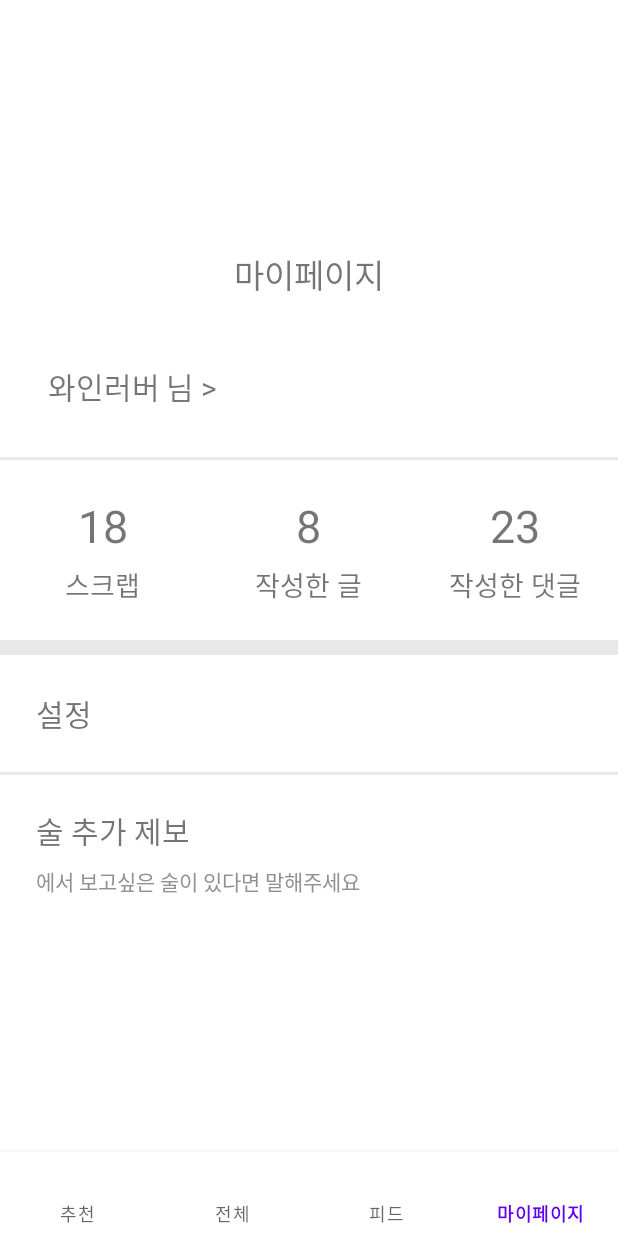
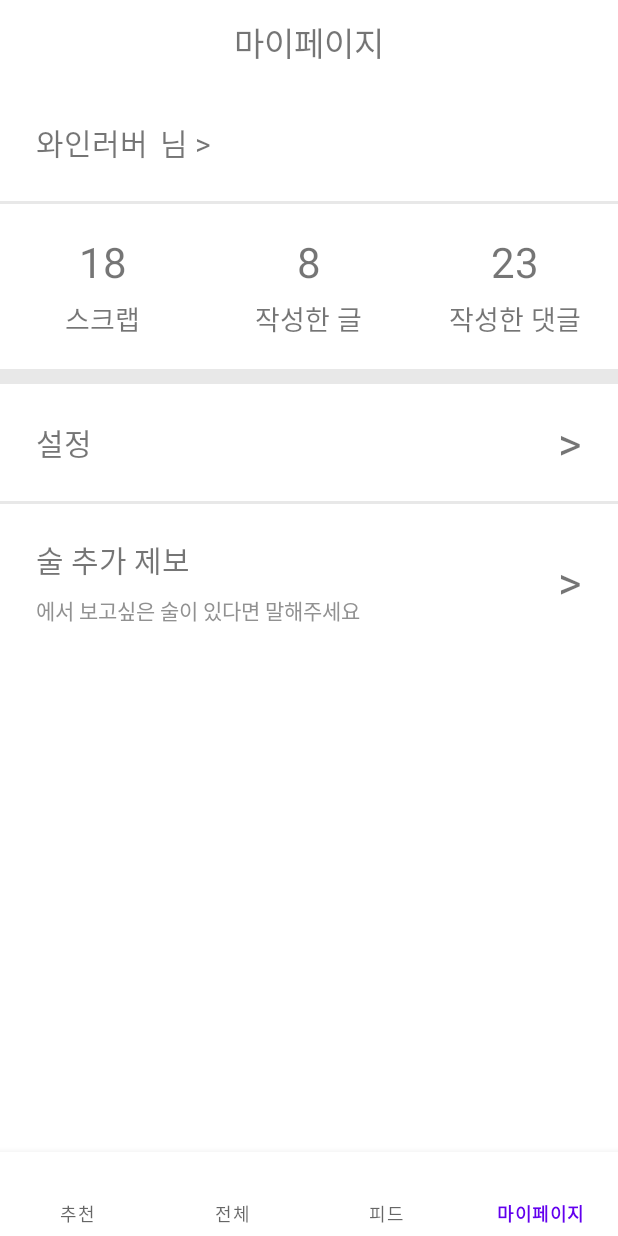
Before and after one commit to ReadyItGo-A-level/Frontend, an Android app: the screen it shows after launch (MainActivity), item 4 of the bottom bar chosen, on a phone screen of 412 x 824 dp. Run offline under Robolectric (Android 15) with nearby library versions, the phone set to English and light mode, and no system bars.

Commit message:
feat:> my page #4

```diff
--- a/app/src/main/AndroidManifest.xml
+++ b/app/src/main/AndroidManifest.xml
@@ -9,6 +9,9 @@
         android:roundIcon="@mipmap/ic_launcher_round"
         android:supportsRtl="true"
         android:theme="@style/Theme.Alevel">
+        <activity
+            android:name=".mypage.MyAccountActivity"
+            android:exported="false" />
         <activity
             android:name=".mypage.WrittenCommentActivity"
             android:exported="false" />
--- a/app/src/main/java/com/example/a_level/mypage/MyPageFragment.kt
+++ b/app/src/main/java/com/example/a_level/mypage/MyPageFragment.kt
@@ -1,5 +1,6 @@
 package com.example.a_level.mypage
 
+import android.content.Intent
 import android.os.Bundle
 import android.view.LayoutInflater
 import android.view.View
@@ -15,6 +16,55 @@ class MyPageFragment : Fragment() {
         savedInstanceState: Bundle?
     ): View? {
         binding = FragmentMypageBinding.inflate(layoutInflater)
+
+        val myaccount = binding.myaccount
+        myaccount.setOnClickListener {
+            activity?.let {
+                val intent = Intent(context, MyAccountActivity::class.java)
+                startActivity(intent)
+            }
+        }
+
+        val scrap = binding.scrap
+        scrap.setOnClickListener {
+            activity?.let {
+                val intent = Intent(context, ScrapActivity::class.java)
+                startActivity(intent)
+            }
+        }
+
+        val post = binding.post
+        post.setOnClickListener {
+            activity?.let {
+                val intent = Intent(context, WrittenPostActivity::class.java)
+                startActivity(intent)
+            }
+        }
+
+        val comment = binding.comment
+        comment.setOnClickListener {
+            activity?.let {
+                val intent = Intent(context, WrittenCommentActivity::class.java)
+                startActivity(intent)
+            }
+        }
+
+        val setting = binding.setting
+        setting.setOnClickListener {
+            activity?.let {
+                val intent = Intent(context, SettingActivity::class.java)
+                startActivity(intent)
+            }
+        }
+
+        val addalcohol = binding.addalcohol
+        addalcohol.setOnClickListener {
+            activity?.let {
+                val intent = Intent(context, AddAlcoholActivity::class.java)
+                startActivity(intent)
+            }
+        }
+
         return binding.root
     }
 }
--- a/app/src/main/res/layout/activity_main.xml
+++ b/app/src/main/res/layout/activity_main.xml
@@ -9,12 +9,11 @@
     <FrameLayout
         android:id="@+id/framelayout_main_fragment"
         android:layout_width="match_parent"
-        android:layout_height="wrap_content"
+        android:layout_height="0dp"
         app:layout_constraintBottom_toTopOf="@+id/constraintlayout_main_bnav"
         app:layout_constraintEnd_toEndOf="parent"
         app:layout_constraintStart_toStartOf="parent"
-        app:layout_constraintTop_toTopOf="parent">
-    </FrameLayout>
+        app:layout_constraintTop_toTopOf="parent"></FrameLayout>
 
     <com.google.android.material.bottomnavigation.BottomNavigationView
         android:id="@+id/constraintlayout_main_bnav"
--- a/app/src/main/res/layout/fragment_mypage.xml
+++ b/app/src/main/res/layout/fragment_mypage.xml
@@ -26,11 +26,13 @@
     </androidx.appcompat.widget.Toolbar>
 
     <androidx.constraintlayout.widget.ConstraintLayout
-        android:id="@+id/constraint_name"
-        android:layout_width="wrap_content"
+        android:id="@+id/myaccount"
+        android:layout_width="match_parent"
         android:layout_height="wrap_content"
-        android:layout_marginStart="24dp"
-        android:layout_marginTop="24dp"
+        android:clickable="true"
+        android:focusable="true"
+        android:onClick="MyAccount"
+        app:layout_constraintEnd_toEndOf="parent"
         app:layout_constraintStart_toStartOf="parent"
         app:layout_constraintTop_toBottomOf="@+id/toolbar">
 
@@ -38,9 +40,9 @@
             android:id="@+id/nickname"
             android:layout_width="wrap_content"
             android:layout_height="wrap_content"
-            android:layout_marginStart="8dp"
-            android:layout_marginTop="8dp"
-            android:layout_marginBottom="8dp"
+            android:layout_marginStart="24dp"
+            android:layout_marginTop="24dp"
+            android:layout_marginBottom="24dp"
             android:text="와인러버"
             android:textSize="20sp"
             app:layout_constraintBottom_toBottomOf="parent"
@@ -52,12 +54,10 @@
             android:id="@+id/nickname2"
             android:layout_width="wrap_content"
             android:layout_height="wrap_content"
-            android:layout_marginStart="4dp"
-            android:layout_marginEnd="8dp"
+            android:layout_marginStart="8dp"
             android:text="님 >"
             android:textSize="20sp"
             app:layout_constraintBottom_toBottomOf="@+id/nickname"
-            app:layout_constraintEnd_toEndOf="parent"
             app:layout_constraintStart_toEndOf="@+id/nickname"
             app:layout_constraintTop_toTopOf="@+id/nickname" />
 
@@ -67,15 +67,14 @@
         android:id="@+id/div_line1"
         android:layout_width="match_parent"
         android:layout_height="2dp"
-        android:layout_marginTop="24dp"
         android:background="#E8E8E8"
-        app:layout_constraintTop_toBottomOf="@+id/constraint_name"
+        app:layout_constraintTop_toBottomOf="@+id/myaccount"
         tools:layout_editor_absoluteX="0dp" />
 
     <androidx.constraintlayout.widget.ConstraintLayout
         android:id="@+id/constraint_post"
         android:layout_width="match_parent"
-        android:layout_height="120dp"
+        android:layout_height="110dp"
         app:layout_constraintEnd_toEndOf="parent"
         app:layout_constraintStart_toStartOf="parent"
         app:layout_constraintTop_toBottomOf="@+id/div_line1">
@@ -102,7 +101,7 @@
                     android:layout_width="wrap_content"
                     android:layout_height="wrap_content"
                     android:text="18"
-                    android:textSize="30sp" />
+                    android:textSize="28sp" />
 
                 <TextView
                     android:id="@+id/text_scrap"
@@ -126,7 +125,7 @@
                     android:layout_width="wrap_content"
                     android:layout_height="wrap_content"
                     android:text="8"
-                    android:textSize="30sp" />
+                    android:textSize="28sp" />
 
                 <TextView
                     android:id="@+id/text_post"
@@ -150,7 +149,7 @@
                     android:layout_width="wrap_content"
                     android:layout_height="wrap_content"
                     android:text="23"
-                    android:textSize="30sp" />
+                    android:textSize="28sp" />
 
                 <TextView
                     android:id="@+id/text_comment"
@@ -173,7 +172,7 @@
         tools:layout_editor_absoluteX="-30dp" />
 
     <androidx.constraintlayout.widget.ConstraintLayout
-        android:id="@+id/constraint_setting"
+        android:id="@+id/setting"
         android:layout_width="match_parent"
         android:layout_height="wrap_content"
         app:layout_constraintEnd_toEndOf="parent"
@@ -192,6 +191,16 @@
             app:layout_constraintBottom_toBottomOf="parent"
             app:layout_constraintStart_toStartOf="parent"
             app:layout_constraintTop_toTopOf="parent" />
+
+        <TextView
+            android:layout_width="wrap_content"
+            android:layout_height="wrap_content"
+            android:layout_marginEnd="24dp"
+            android:text=">"
+            android:textSize="30sp"
+            app:layout_constraintBottom_toBottomOf="@+id/text_alarm"
+            app:layout_constraintEnd_toEndOf="parent"
+            app:layout_constraintTop_toTopOf="@+id/text_alarm" />
     </androidx.constraintlayout.widget.ConstraintLayout>
 
     <androidx.constraintlayout.widget.ConstraintLayout
@@ -199,16 +208,16 @@
         android:layout_width="match_parent"
         android:layout_height="2dp"
         android:background="#E8E8E8"
-        app:layout_constraintTop_toBottomOf="@+id/constraint_setting"
+        app:layout_constraintTop_toBottomOf="@+id/setting"
         tools:layout_editor_absoluteX="-30dp" />
 
     <androidx.constraintlayout.widget.ConstraintLayout
-        android:id="@+id/constraint_tip_off_alcohol"
+        android:id="@+id/addalcohol"
         android:layout_width="match_parent"
         android:layout_height="wrap_content"
         app:layout_constraintEnd_toEndOf="parent"
         app:layout_constraintStart_toStartOf="parent"
-        app:layout_constraintTop_toBottomOf="@+id/constraint_setting">
+        app:layout_constraintTop_toBottomOf="@+id/setting">
 
         <TextView
             android:id="@+id/text_add_alcohol"
@@ -227,13 +236,23 @@
             android:layout_height="wrap_content"
             android:layout_marginStart="24dp"
             android:layout_marginTop="8dp"
-            android:layout_marginBottom="16dp"
+            android:layout_marginBottom="24dp"
             android:text="에서 보고싶은 술이 있다면 말해주세요"
             android:textColor="#919191"
             app:layout_constraintBottom_toBottomOf="parent"
             app:layout_constraintStart_toStartOf="parent"
             app:layout_constraintTop_toBottomOf="@+id/text_add_alcohol" />
 
+        <TextView
+            android:layout_width="wrap_content"
+            android:layout_height="wrap_content"
+            android:layout_marginEnd="24dp"
+            android:text=">"
+            android:textSize="30sp"
+            app:layout_constraintBottom_toBottomOf="@+id/text_"
+            app:layout_constraintEnd_toEndOf="parent"
+            app:layout_constraintTop_toTopOf="@+id/text_add_alcohol" />
+
     </androidx.constraintlayout.widget.ConstraintLayout>
 
 </androidx.constraintlayout.widget.ConstraintLayout>
```
